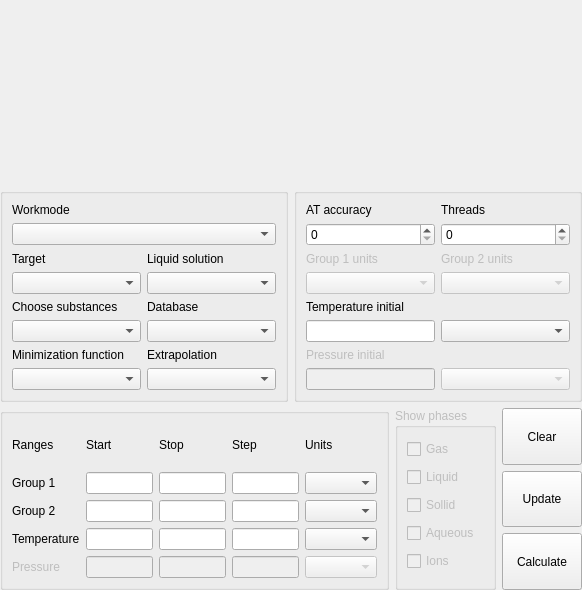
The window that src/calculationparameters.ui (alexonemore/atc) describes before a commit, drawn with Qt 5.
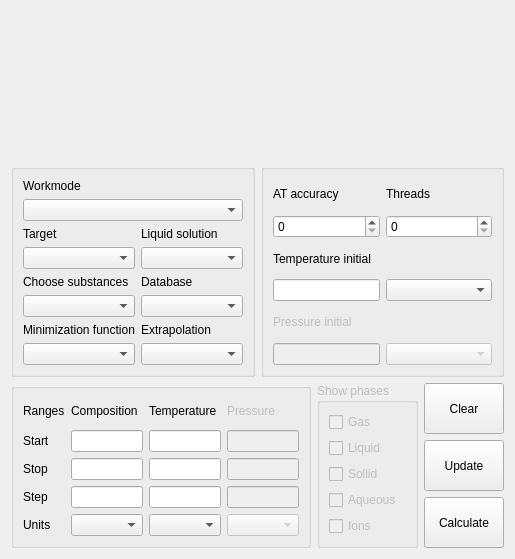
The same window after the commit. Custom widgets are drawn as their Qt base class.

```diff
--- a/src/calculationparameters.ui
+++ b/src/calculationparameters.ui
@@ -6,8 +6,8 @@
    <rect>
     <x>0</x>
     <y>0</y>
-    <width>582</width>
-    <height>590</height>
+    <width>508</width>
+    <height>559</height>
    </rect>
   </property>
   <property name="sizePolicy">
@@ -20,18 +20,6 @@
    <string>GroupBox</string>
   </property>
   <layout class="QVBoxLayout" name="verticalLayout_2">
-   <property name="leftMargin">
-    <number>0</number>
-   </property>
-   <property name="topMargin">
-    <number>0</number>
-   </property>
-   <property name="rightMargin">
-    <number>0</number>
-   </property>
-   <property name="bottomMargin">
-    <number>0</number>
-   </property>
    <item>
     <widget class="PeriodicTable" name="periodic_table" native="true"/>
    </item>
@@ -143,23 +131,23 @@
         <string/>
        </property>
        <layout class="QGridLayout" name="gridLayout_4">
-        <item row="5" column="0">
-         <widget class="QLineEdit" name="temperature_initial">
-          <property name="sizePolicy">
-           <sizepolicy hsizetype="Ignored" vsizetype="Fixed">
-            <horstretch>0</horstretch>
-            <verstretch>0</verstretch>
-           </sizepolicy>
-          </property>
-         </widget>
-        </item>
-        <item row="1" column="1">
-         <widget class="QSpinBox" name="threads"/>
-        </item>
-        <item row="5" column="1">
+        <item row="3" column="1">
          <widget class="QComboBox" name="temperature_initial_units"/>
         </item>
         <item row="4" column="0" colspan="2">
+         <widget class="QLabel" name="label_6">
+          <property name="enabled">
+           <bool>false</bool>
+          </property>
+          <property name="text">
+           <string>Pressure initial</string>
+          </property>
+          <property name="alignment">
+           <set>Qt::AlignLeading|Qt::AlignLeft|Qt::AlignVCenter</set>
+          </property>
+         </widget>
+        </item>
+        <item row="2" column="0" colspan="2">
          <widget class="QLabel" name="label_2">
           <property name="text">
            <string>Temperature initial</string>
@@ -169,6 +157,16 @@
           </property>
          </widget>
         </item>
+        <item row="1" column="1">
+         <widget class="QSpinBox" name="threads"/>
+        </item>
+        <item row="5" column="1">
+         <widget class="QComboBox" name="pressure_initial_units">
+          <property name="enabled">
+           <bool>false</bool>
+          </property>
+         </widget>
+        </item>
         <item row="0" column="0">
          <widget class="QLabel" name="label_26">
           <property name="text">
@@ -179,82 +177,6 @@
           </property>
          </widget>
         </item>
-        <item row="2" column="0">
-         <widget class="QLabel" name="label_7">
-          <property name="enabled">
-           <bool>false</bool>
-          </property>
-          <property name="text">
-           <string>Group 1 units</string>
-          </property>
-          <property name="alignment">
-           <set>Qt::AlignLeading|Qt::AlignLeft|Qt::AlignVCenter</set>
-          </property>
-         </widget>
-        </item>
-        <item row="3" column="1">
-         <widget class="QComboBox" name="group2_units">
-          <property name="enabled">
-           <bool>false</bool>
-          </property>
-         </widget>
-        </item>
-        <item row="7" column="0">
-         <widget class="QLineEdit" name="pressure_initial">
-          <property name="enabled">
-           <bool>false</bool>
-          </property>
-          <property name="sizePolicy">
-           <sizepolicy hsizetype="Ignored" vsizetype="Fixed">
-            <horstretch>0</horstretch>
-            <verstretch>0</verstretch>
-           </sizepolicy>
-          </property>
-         </widget>
-        </item>
-        <item row="7" column="1">
-         <widget class="QComboBox" name="pressure_initial_units">
-          <property name="enabled">
-           <bool>false</bool>
-          </property>
-         </widget>
-        </item>
-        <item row="6" column="0" colspan="2">
-         <widget class="QLabel" name="label_6">
-          <property name="enabled">
-           <bool>false</bool>
-          </property>
-          <property name="text">
-           <string>Pressure initial</string>
-          </property>
-          <property name="alignment">
-           <set>Qt::AlignLeading|Qt::AlignLeft|Qt::AlignVCenter</set>
-          </property>
-         </widget>
-        </item>
-        <item row="3" column="0">
-         <widget class="QComboBox" name="group1_units">
-          <property name="enabled">
-           <bool>false</bool>
-          </property>
-         </widget>
-        </item>
-        <item row="2" column="1">
-         <widget class="QLabel" name="label_8">
-          <property name="enabled">
-           <bool>false</bool>
-          </property>
-          <property name="text">
-           <string>Group 2 units</string>
-          </property>
-          <property name="alignment">
-           <set>Qt::AlignLeading|Qt::AlignLeft|Qt::AlignVCenter</set>
-          </property>
-         </widget>
-        </item>
-        <item row="1" column="0">
-         <widget class="QSpinBox" name="at_accuracy"/>
-        </item>
         <item row="0" column="1">
          <widget class="QLabel" name="label_27">
           <property name="text">
@@ -265,6 +187,32 @@
           </property>
          </widget>
         </item>
+        <item row="3" column="0">
+         <widget class="QLineEdit" name="temperature_initial">
+          <property name="sizePolicy">
+           <sizepolicy hsizetype="Ignored" vsizetype="Fixed">
+            <horstretch>0</horstretch>
+            <verstretch>0</verstretch>
+           </sizepolicy>
+          </property>
+         </widget>
+        </item>
+        <item row="5" column="0">
+         <widget class="QLineEdit" name="pressure_initial">
+          <property name="enabled">
+           <bool>false</bool>
+          </property>
+          <property name="sizePolicy">
+           <sizepolicy hsizetype="Ignored" vsizetype="Fixed">
+            <horstretch>0</horstretch>
+            <verstretch>0</verstretch>
+           </sizepolicy>
+          </property>
+         </widget>
+        </item>
+        <item row="1" column="0">
+         <widget class="QSpinBox" name="at_accuracy"/>
+        </item>
        </layout>
       </widget>
      </item>
@@ -273,58 +221,15 @@
    <item>
     <layout class="QHBoxLayout" name="horizontalLayout_2">
      <item>
-      <widget class="QGroupBox" name="groupBox_3">
-       <property name="sizePolicy">
-        <sizepolicy hsizetype="Preferred" vsizetype="Preferred">
-         <horstretch>10</horstretch>
-         <verstretch>0</verstretch>
-        </sizepolicy>
-       </property>
+      <widget class="QGroupBox" name="groupBox_4">
        <property name="title">
         <string/>
        </property>
        <layout class="QGridLayout" name="gridLayout">
         <item row="4" column="0">
-         <widget class="QLabel" name="label_43">
-          <property name="enabled">
-           <bool>false</bool>
-          </property>
+         <widget class="QLabel" name="label_42">
           <property name="text">
-           <string>Pressure</string>
-          </property>
-         </widget>
-        </item>
-        <item row="3" column="1">
-         <widget class="QLineEdit" name="temperature_start">
-          <property name="sizePolicy">
-           <sizepolicy hsizetype="Ignored" vsizetype="Fixed">
-            <horstretch>0</horstretch>
-            <verstretch>0</verstretch>
-           </sizepolicy>
-          </property>
-         </widget>
-        </item>
-        <item row="2" column="0">
-         <widget class="QLabel" name="label_37">
-          <property name="text">
-           <string>Group 2</string>
-          </property>
-         </widget>
-        </item>
-        <item row="0" column="3">
-         <widget class="QLabel" name="label_41">
-          <property name="text">
-           <string>Step</string>
-          </property>
-         </widget>
-        </item>
-        <item row="3" column="3">
-         <widget class="QLineEdit" name="temperature_step">
-          <property name="sizePolicy">
-           <sizepolicy hsizetype="Ignored" vsizetype="Fixed">
-            <horstretch>0</horstretch>
-            <verstretch>0</verstretch>
-           </sizepolicy>
+           <string>Units</string>
           </property>
          </widget>
         </item>
@@ -338,8 +243,15 @@
           </property>
          </widget>
         </item>
-        <item row="1" column="3">
-         <widget class="QLineEdit" name="composition1_step">
+        <item row="2" column="0">
+         <widget class="QLabel" name="label_40">
+          <property name="text">
+           <string>Stop</string>
+          </property>
+         </widget>
+        </item>
+        <item row="2" column="2">
+         <widget class="QLineEdit" name="temperature_stop">
           <property name="sizePolicy">
            <sizepolicy hsizetype="Ignored" vsizetype="Fixed">
             <horstretch>0</horstretch>
@@ -348,15 +260,42 @@
           </property>
          </widget>
         </item>
-        <item row="0" column="1">
+        <item row="1" column="0">
          <widget class="QLabel" name="label_39">
           <property name="text">
            <string>Start</string>
           </property>
          </widget>
         </item>
+        <item row="0" column="1">
+         <widget class="QLabel" name="label_37">
+          <property name="text">
+           <string>Composition</string>
+          </property>
+         </widget>
+        </item>
+        <item row="1" column="1">
+         <widget class="QLineEdit" name="composition_start">
+          <property name="sizePolicy">
+           <sizepolicy hsizetype="Ignored" vsizetype="Fixed">
+            <horstretch>0</horstretch>
+            <verstretch>0</verstretch>
+           </sizepolicy>
+          </property>
+         </widget>
+        </item>
+        <item row="3" column="1">
+         <widget class="QLineEdit" name="composition_step">
+          <property name="sizePolicy">
+           <sizepolicy hsizetype="Ignored" vsizetype="Fixed">
+            <horstretch>0</horstretch>
+            <verstretch>0</verstretch>
+           </sizepolicy>
+          </property>
+         </widget>
+        </item>
         <item row="1" column="2">
-         <widget class="QLineEdit" name="composition1_stop">
+         <widget class="QLineEdit" name="temperature_start">
           <property name="sizePolicy">
            <sizepolicy hsizetype="Ignored" vsizetype="Fixed">
             <horstretch>0</horstretch>
@@ -365,13 +304,6 @@
           </property>
          </widget>
         </item>
-        <item row="3" column="0">
-         <widget class="QLabel" name="label_13">
-          <property name="text">
-           <string>Temperature</string>
-          </property>
-         </widget>
-        </item>
         <item row="0" column="0">
          <widget class="QLabel" name="label">
           <property name="text">
@@ -379,57 +311,18 @@
           </property>
          </widget>
         </item>
-        <item row="1" column="1">
-         <widget class="QLineEdit" name="composition1_start">
-          <property name="sizePolicy">
-           <sizepolicy hsizetype="Ignored" vsizetype="Fixed">
-            <horstretch>0</horstretch>
-            <verstretch>0</verstretch>
-           </sizepolicy>
-          </property>
-          <property name="frame">
-           <bool>true</bool>
-          </property>
-          <property name="clearButtonEnabled">
-           <bool>false</bool>
-          </property>
-         </widget>
-        </item>
-        <item row="2" column="3">
-         <widget class="QLineEdit" name="composition2_step">
-          <property name="sizePolicy">
-           <sizepolicy hsizetype="Ignored" vsizetype="Fixed">
-            <horstretch>0</horstretch>
-            <verstretch>0</verstretch>
-           </sizepolicy>
+        <item row="3" column="0">
+         <widget class="QLabel" name="label_41">
+          <property name="text">
+           <string>Step</string>
           </property>
          </widget>
         </item>
         <item row="4" column="1">
-         <widget class="QLineEdit" name="pressure_start">
-          <property name="enabled">
-           <bool>false</bool>
-          </property>
-          <property name="sizePolicy">
-           <sizepolicy hsizetype="Ignored" vsizetype="Fixed">
-            <horstretch>0</horstretch>
-            <verstretch>0</verstretch>
-           </sizepolicy>
-          </property>
-         </widget>
+         <widget class="QComboBox" name="composition_units"/>
         </item>
         <item row="3" column="2">
-         <widget class="QLineEdit" name="temperature_stop">
-          <property name="sizePolicy">
-           <sizepolicy hsizetype="Ignored" vsizetype="Fixed">
-            <horstretch>0</horstretch>
-            <verstretch>0</verstretch>
-           </sizepolicy>
-          </property>
-         </widget>
-        </item>
-        <item row="2" column="2">
-         <widget class="QLineEdit" name="composition2_stop">
+         <widget class="QLineEdit" name="temperature_step">
           <property name="sizePolicy">
            <sizepolicy hsizetype="Ignored" vsizetype="Fixed">
             <horstretch>0</horstretch>
@@ -439,6 +332,39 @@
          </widget>
         </item>
         <item row="4" column="2">
+         <widget class="QComboBox" name="temperature_units"/>
+        </item>
+        <item row="0" column="2">
+         <widget class="QLabel" name="label_13">
+          <property name="text">
+           <string>Temperature</string>
+          </property>
+         </widget>
+        </item>
+        <item row="0" column="3">
+         <widget class="QLabel" name="label_43">
+          <property name="enabled">
+           <bool>false</bool>
+          </property>
+          <property name="text">
+           <string>Pressure</string>
+          </property>
+         </widget>
+        </item>
+        <item row="1" column="3">
+         <widget class="QLineEdit" name="pressure_start">
+          <property name="enabled">
+           <bool>false</bool>
+          </property>
+          <property name="sizePolicy">
+           <sizepolicy hsizetype="Ignored" vsizetype="Fixed">
+            <horstretch>0</horstretch>
+            <verstretch>0</verstretch>
+           </sizepolicy>
+          </property>
+         </widget>
+        </item>
+        <item row="2" column="3">
          <widget class="QLineEdit" name="pressure_stop">
           <property name="enabled">
            <bool>false</bool>
@@ -451,7 +377,7 @@
           </property>
          </widget>
         </item>
-        <item row="4" column="3">
+        <item row="3" column="3">
          <widget class="QLineEdit" name="pressure_step">
           <property name="enabled">
            <bool>false</bool>
@@ -464,37 +390,7 @@
           </property>
          </widget>
         </item>
-        <item row="1" column="0">
-         <widget class="QLabel" name="label_38">
-          <property name="text">
-           <string>Group 1</string>
-          </property>
-         </widget>
-        </item>
-        <item row="0" column="2">
-         <widget class="QLabel" name="label_40">
-          <property name="text">
-           <string>Stop</string>
-          </property>
-         </widget>
-        </item>
-        <item row="0" column="4">
-         <widget class="QLabel" name="label_42">
-          <property name="text">
-           <string>Units</string>
-          </property>
-         </widget>
-        </item>
-        <item row="1" column="4">
-         <widget class="QComboBox" name="composition1_units"/>
-        </item>
-        <item row="2" column="4">
-         <widget class="QComboBox" name="composition2_units"/>
-        </item>
-        <item row="3" column="4">
-         <widget class="QComboBox" name="temperature_units"/>
-        </item>
-        <item row="4" column="4">
+        <item row="4" column="3">
          <widget class="QComboBox" name="pressure_units">
           <property name="enabled">
            <bool>false</bool>
```
Left out of the diff: 18 changed lines with no effect on the pictures.
